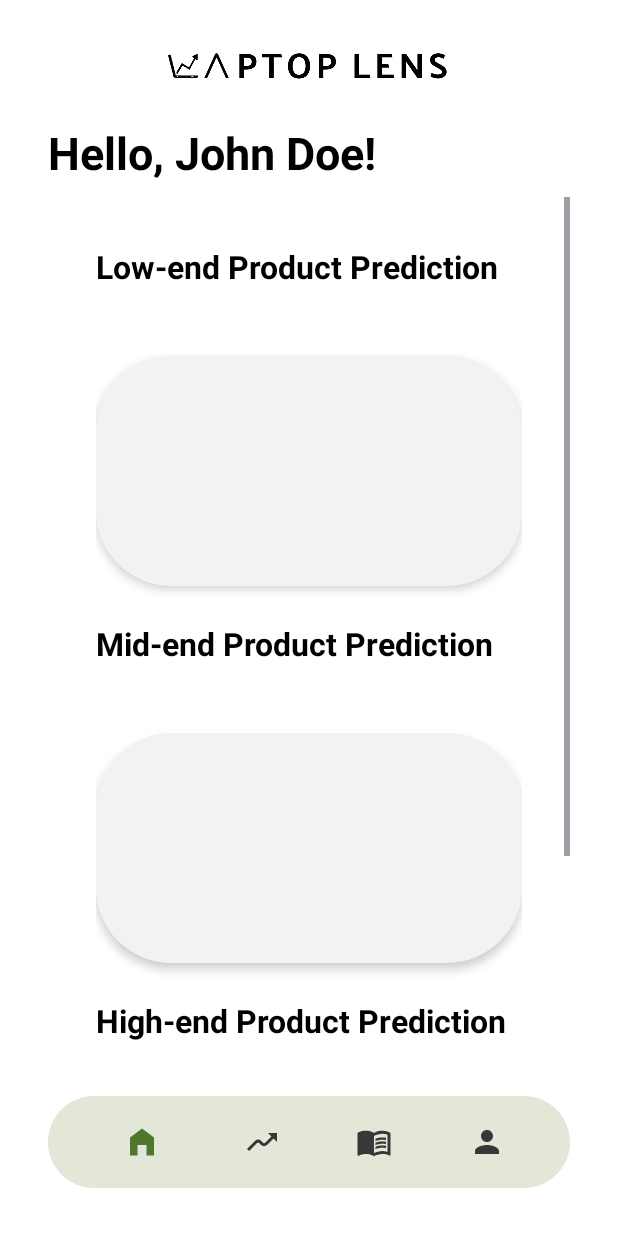
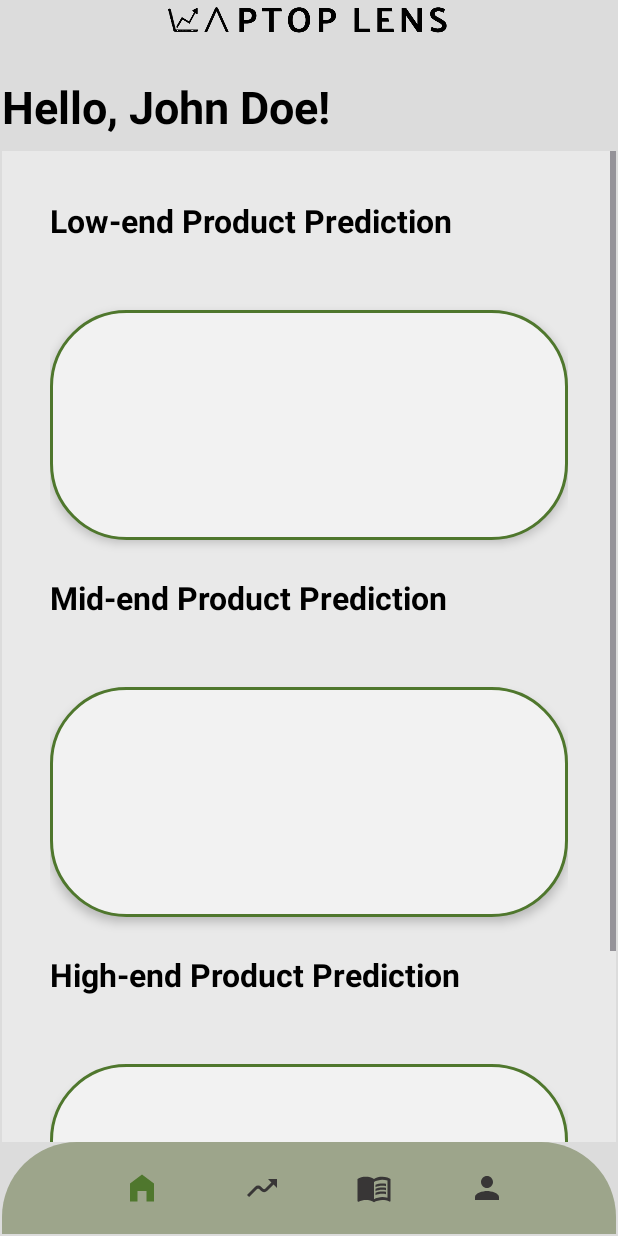
Before and after one commit to C4AnN/Laptop_Lens, an Android app: the Home screen opened directly, with no data from a screen before it, on a phone screen of 412 x 824 dp. Run offline under Robolectric (Android 15) with nearby library versions, the phone set to English and light mode, and no system bars.

Commit message:
Takbiran Ya Ngoding

```diff
--- a/MD/LaptopLens/app/src/main/res/drawable/background.xml
+++ b/MD/LaptopLens/app/src/main/res/drawable/background.xml
@@ -1,5 +1,5 @@
 <shape xmlns:android="http://schemas.android.com/apk/res/android"
     android:shape="rectangle">
     <corners android:radius="20dp" />
-    <solid android:color="#E2E7D7" />
+    <solid android:color="#e9e9e9" />
 </shape>
--- a/MD/LaptopLens/app/src/main/res/drawable/oval3.xml
+++ b/MD/LaptopLens/app/src/main/res/drawable/oval3.xml
@@ -1,5 +1,9 @@
 <?xml version="1.0" encoding="utf-8"?>
 <shape xmlns:android="http://schemas.android.com/apk/res/android">
-    <solid android:color="#E2E7D7" />
-    <corners android:radius="50dp" />
+    <solid android:color="#9da58b" />
+    <corners
+        android:topLeftRadius="50dp"
+        android:topRightRadius="50dp"
+        android:bottomLeftRadius="0dp"
+        android:bottomRightRadius="0dp" />
 </shape>
--- a/MD/LaptopLens/app/src/main/res/drawable/oval_button.xml
+++ b/MD/LaptopLens/app/src/main/res/drawable/oval_button.xml
@@ -2,4 +2,7 @@
 <shape xmlns:android="http://schemas.android.com/apk/res/android">
     <solid android:color="#F2F2F2" />
     <corners android:radius="50dp" />
+    <stroke
+        android:width="2dp"
+        android:color="#4F772D" />
 </shape>
--- a/MD/LaptopLens/app/src/main/res/layout/home.xml
+++ b/MD/LaptopLens/app/src/main/res/layout/home.xml
@@ -4,8 +4,8 @@
     android:orientation="vertical"
     android:layout_width="match_parent"
     android:layout_height="match_parent"
-    android:background="#FFFFFF"
-    android:padding="32dp"
+    android:background="#dcdcdc"
+    android:padding="1dp"
     tools:context=".Home">
 
     <ImageView
@@ -35,7 +35,7 @@
             android:orientation="vertical"
             android:layout_width="match_parent"
             android:layout_height="wrap_content"
-            android:background="#FFFFFF"
+            android:background="#e9e9e9"
             android:padding="32dp">
 
             <TextView
--- a/MD/LaptopLens/app/src/main/res/layout/signin.xml
+++ b/MD/LaptopLens/app/src/main/res/layout/signin.xml
@@ -4,14 +4,14 @@
     android:orientation="vertical"
     android:layout_width="match_parent"
     android:layout_height="match_parent"
-    android:background="#FFFFFF"
+    android:background="#DCDCDC"
     android:padding="32dp"
     android:gravity="center"
     tools:context=".MainActivity">
 
     <ImageView
-        android:layout_width="201dp"
-        android:layout_height="25dp"
+        android:layout_width="300dp"
+        android:layout_height="50dp"
         android:layout_marginBottom="24dp"
         android:adjustViewBounds="true"
         android:scaleType="centerCrop"
```
